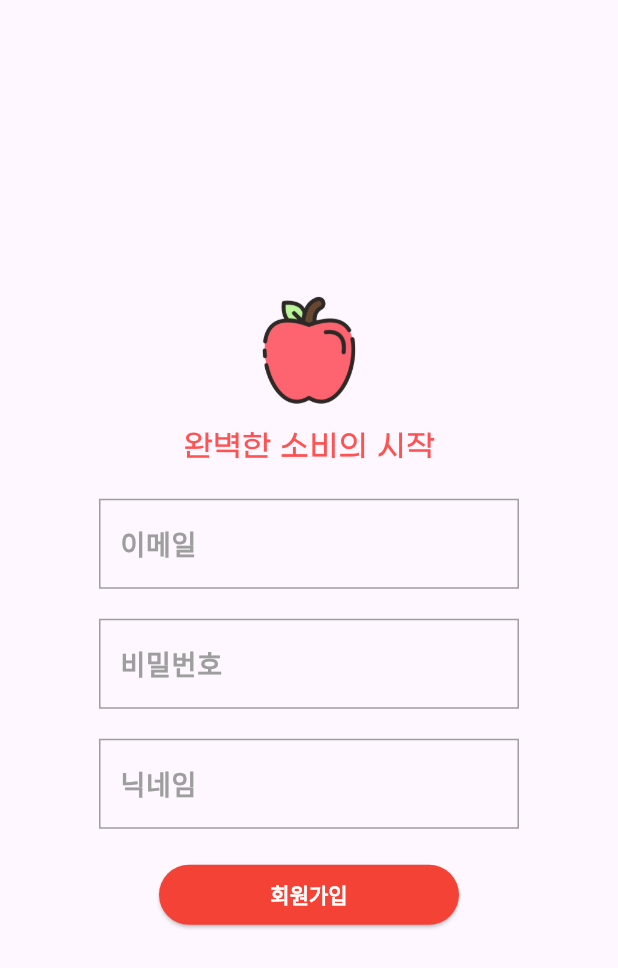
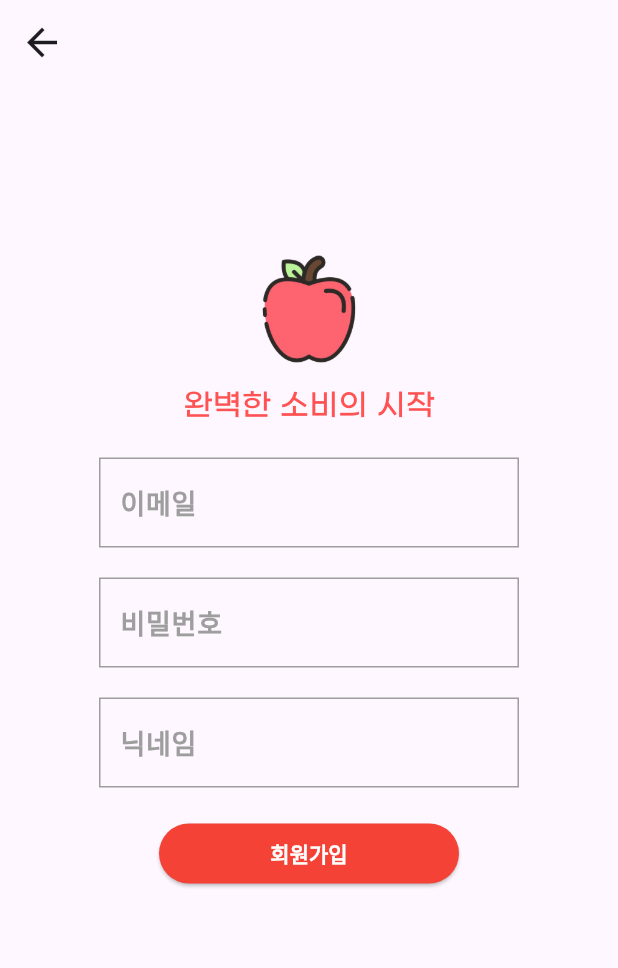
Before and after one commit to jinhyeon-dev/gbsw_hakerton, a Flutter app: the screen it shows after launch, after a tap on "회원가입", on a phone screen of 412 x 824 dp. Shown: the top 968 px of the screen. Run offline on Flutter 3.47's test engine with Material 3 defaults, Android fonts, the phone set to English and light mode, and no system bars; our stand-ins replace firebase_auth, firebase_core, firebase_database, get; missing offline and left inert: flutter_barcode_scanner; accounts and stored records are empty; network calls fail.

Commit message:
Initial commit

```diff
--- a/lib/widgets/signup_widget.dart
+++ b/lib/widgets/signup_widget.dart
@@ -22,7 +22,21 @@ class _SignUpWidgetState extends State<SignUpWidget> {
         FocusScope.of(context).unfocus();
       },
       child: Scaffold(
-        body: Center(
+        appBar: AppBar(
+          leading: IconButton(
+              onPressed: () {
+                Navigator.push(
+                  context,
+                  MaterialPageRoute(builder: (content) => SignWidget()),
+                );
+              },
+              icon: Icon(Icons.arrow_back, size: 30)),
+        ),
+        body: ListView(
+          children: [
+            Center(
+              child: Padding(
+                padding: const EdgeInsets.only(top: 100),
                 child: Column(
                   mainAxisAlignment: MainAxisAlignment.center,
                   children: [
@@ -43,9 +57,11 @@ class _SignUpWidgetState extends State<SignUpWidget> {
                             width: 280,
                             height: 60,
                             decoration: BoxDecoration(
-                          border: Border.all(width: 1, color: Colors.grey)),
+                                border:
+                                    Border.all(width: 1, color: Colors.grey)),
                             child: Padding(
-                        padding: const EdgeInsets.only(left: 10, right: 10),
+                              padding:
+                                  const EdgeInsets.only(left: 10, right: 10),
                               child: Column(
                                 mainAxisAlignment: MainAxisAlignment.center,
                                 children: [
@@ -58,7 +74,8 @@ class _SignUpWidgetState extends State<SignUpWidget> {
                                           cursorColor: Colors.blue,
                                           decoration: const InputDecoration(
                                             border: InputBorder.none,
-                                      contentPadding: EdgeInsets.symmetric(
+                                            contentPadding:
+                                                EdgeInsets.symmetric(
                                               horizontal: 3,
                                             ),
                                             hintText: '이메일',
@@ -87,9 +104,11 @@ class _SignUpWidgetState extends State<SignUpWidget> {
                             width: 280,
                             height: 60,
                             decoration: BoxDecoration(
-                          border: Border.all(width: 1, color: Colors.grey)),
+                                border:
+                                    Border.all(width: 1, color: Colors.grey)),
                             child: Padding(
-                        padding: const EdgeInsets.only(left: 10, right: 10),
+                              padding:
+                                  const EdgeInsets.only(left: 10, right: 10),
                               child: Column(
                                 mainAxisAlignment: MainAxisAlignment.center,
                                 children: [
@@ -102,7 +121,8 @@ class _SignUpWidgetState extends State<SignUpWidget> {
                                           cursorColor: Colors.blue,
                                           decoration: const InputDecoration(
                                             border: InputBorder.none,
-                                      contentPadding: EdgeInsets.symmetric(
+                                            contentPadding:
+                                                EdgeInsets.symmetric(
                                               horizontal: 3,
                                             ),
                                             hintText: '비밀번호',
@@ -203,6 +223,9 @@ class _SignUpWidgetState extends State<SignUpWidget> {
                 ),
               ),
             ),
+          ],
+        ),
+      ),
     );
   }
 }
--- a/lib/widgets/splash_widget.dart
+++ b/lib/widgets/splash_widget.dart
@@ -17,7 +17,7 @@ class _SplashWidgetState extends State<SplashWidget>
     SystemChrome.setEnabledSystemUIMode(SystemUiMode.immersive);
 
     Future.delayed(
-      const Duration(seconds: 1),
+      const Duration(seconds: 3),
       () {
         Get.toNamed('/sign');
       },
```
Also changed, not shown: lib/screens/fridge_screen/fridge_screen.dart (+18 -5 lines), lib/screens/main_screen/main_screen.dart (+52 -1 lines), lib/widgets/signin_widget.dart (+12 -0 lines). Lines whose indentation alone changed are shown as unchanged.
